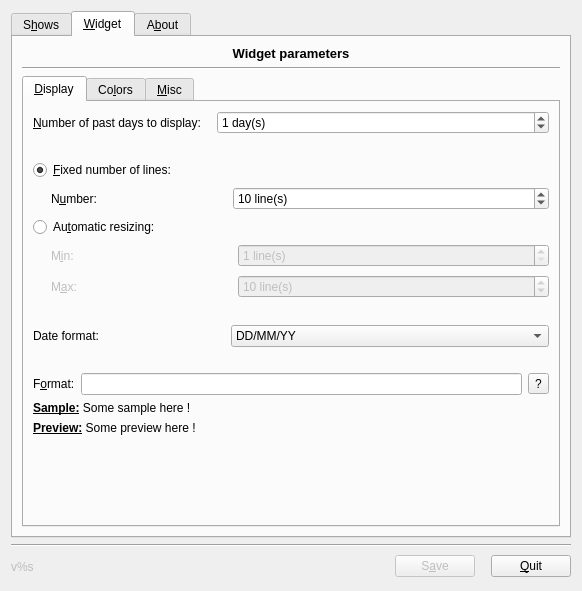
Old version of the form nextShows/WorkFiles/ConfigGUI/NextShowsConfig.ui in the repository gilcn/nextshows.
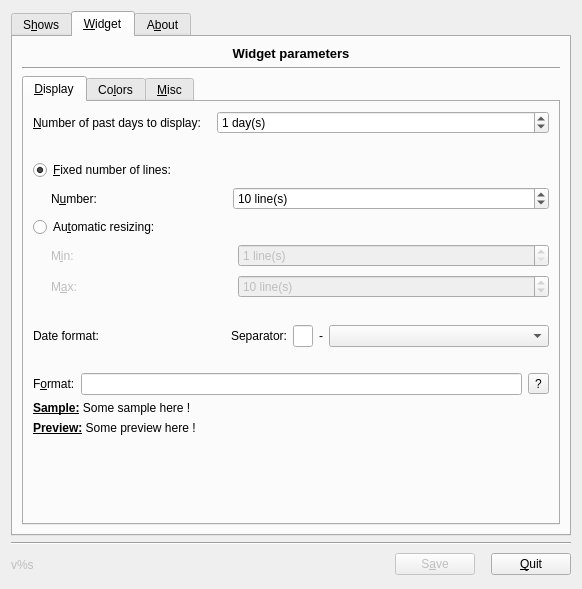
New version of the form. The open tabs and pages were chosen to show the change. Icons and pictures are not drawn.

Commit message: - Preliminary work on the Date Format selector - Added a Separator lineEdit

The edit to the form file:
```diff
--- a/nextShows/WorkFiles/ConfigGUI/NextShowsConfig.ui
+++ b/nextShows/WorkFiles/ConfigGUI/NextShowsConfig.ui
@@ -7,7 +7,7 @@
     <x>0</x>
     <y>0</y>
     <width>578</width>
-    <height>591</height>
+    <height>589</height>
    </rect>
   </property>
   <property name="windowTitle" >
@@ -880,6 +880,39 @@
                </property>
               </spacer>
              </item>
+             <item>
+              <widget class="QLabel" name="lblSeparator" >
+               <property name="text" >
+                <string>Separator:</string>
+               </property>
+              </widget>
+             </item>
+             <item>
+              <widget class="QLineEdit" name="leditDateSeparator" >
+               <property name="sizePolicy" >
+                <sizepolicy vsizetype="Fixed" hsizetype="Fixed" >
+                 <horstretch>0</horstretch>
+                 <verstretch>0</verstretch>
+                </sizepolicy>
+               </property>
+               <property name="maximumSize" >
+                <size>
+                 <width>20</width>
+                 <height>16777215</height>
+                </size>
+               </property>
+               <property name="maxLength" >
+                <number>1</number>
+               </property>
+              </widget>
+             </item>
+             <item>
+              <widget class="QLabel" name="lblDash" >
+               <property name="text" >
+                <string>-</string>
+               </property>
+              </widget>
+             </item>
              <item>
               <widget class="QComboBox" name="comboDateFormat" >
                <property name="sizePolicy" >
@@ -888,26 +921,6 @@
                  <verstretch>0</verstretch>
                 </sizepolicy>
                </property>
-               <item>
-                <property name="text" >
-                 <string>DD/MM/YY</string>
-                </property>
-               </item>
-               <item>
-                <property name="text" >
-                 <string>MM/DD/YY</string>
-                </property>
-               </item>
-               <item>
-                <property name="text" >
-                 <string>YY/MM/DD</string>
-                </property>
-               </item>
-               <item>
-                <property name="text" >
-                 <string>YY/DD/MM</string>
-                </property>
-               </item>
               </widget>
              </item>
             </layout>
```
Left out of the diff: 2 changed lines with no effect on the pictures. The commit also changes 2 other files.
